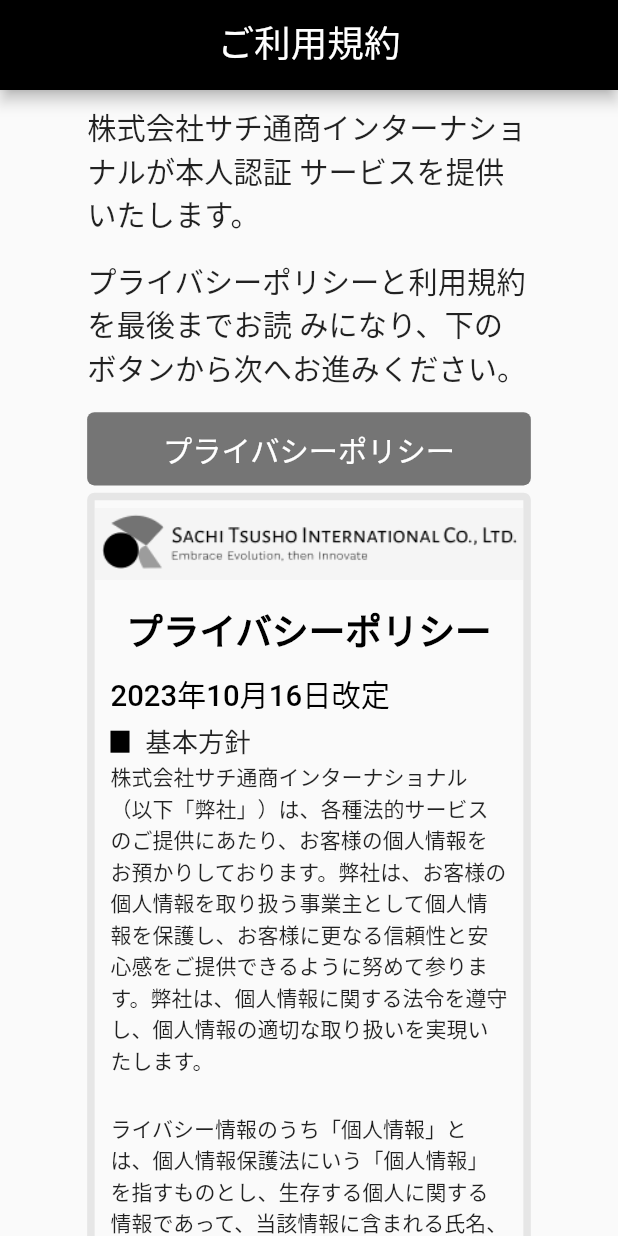
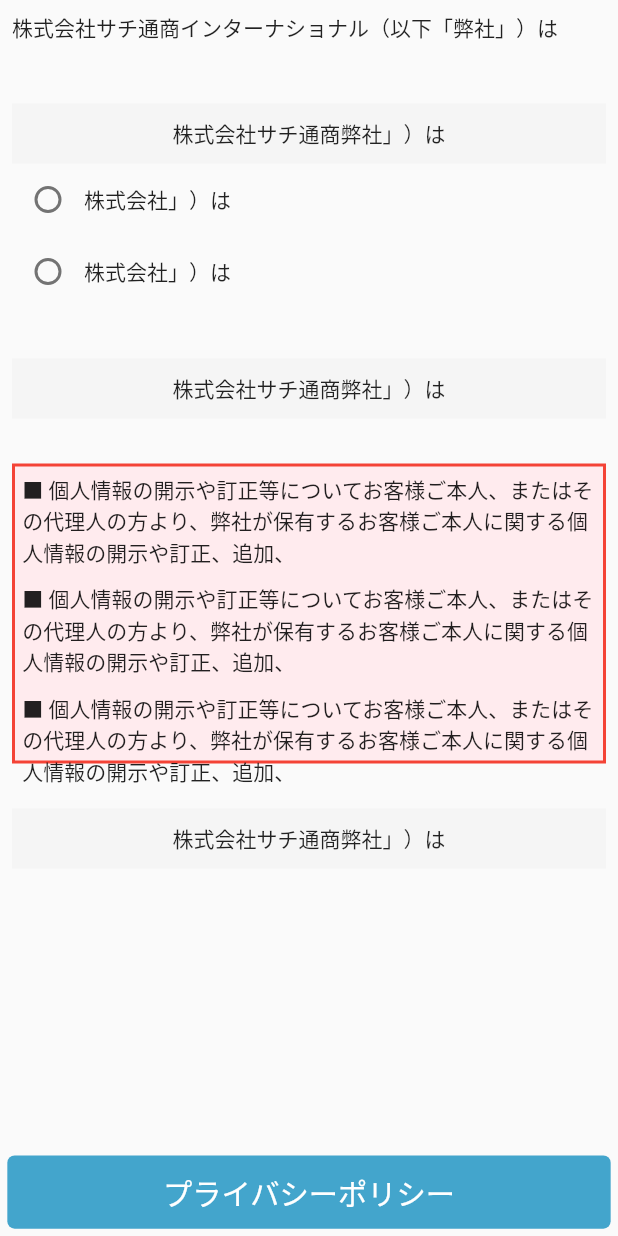
Before and after one commit to hello-world-was-taken/upwork-hassan, a Flutter app: the screen it shows after launch, on a phone screen of 412 x 824 dp. Run offline on Flutter 3.47's test engine with Material 2 defaults, Android fonts, the phone set to English and light mode, and no system bars; our stand-ins replace cached_network_image, flutter_screenutil.

Commit message:
add agreement page

```diff
--- /dev/null
+++ b/lib/features/pages/presentation/agreement.dart
@@ -0,0 +1,173 @@
+import 'package:flutter/material.dart';
+import 'package:flutter_screenutil/flutter_screenutil.dart';
+
+class Agreement extends StatefulWidget {
+  const Agreement({super.key});
+
+  @override
+  State<Agreement> createState() => _AgreementState();
+}
+
+class _AgreementState extends State<Agreement> {
+  @override
+  Widget build(BuildContext context) {
+    final ScrollController _controller = new ScrollController();
+
+    var reachEnd = false;
+    var selectedOption;
+
+    _listener() {
+      final maxScroll = _controller.position.maxScrollExtent;
+      final minScroll = _controller.position.minScrollExtent;
+      if (_controller.offset >= maxScroll) {
+        setState(() {
+          reachEnd = true;
+        });
+      }
+
+      if (_controller.offset <= minScroll) {
+        setState(() {
+          reachEnd = false;
+        });
+      }
+    }
+
+    @override
+    void initState() {
+      _controller.addListener(_listener);
+      super.initState();
+    }
+
+    @override
+    void dispose() {
+      _controller.removeListener(_listener);
+      _controller.dispose();
+      super.dispose();
+    }
+
+    return Stack(children: [
+      Positioned(
+        top: 0.0,
+        bottom: 50.0,
+        width: MediaQuery.of(context).size.width,
+        child: Container(
+          padding: EdgeInsets.all(8),
+          child: ListView(
+            children: [
+              Text("株式会社サチ通商インターナショナル（以下「弊社」）は"),
+              Container(
+                height: 40,
+              ),
+              Container(
+                height: 40,
+                color: Colors.grey.shade100,
+                child: Center(
+                  child: Text(
+                    "株式会社サチ通商弊社」）は",
+                  ),
+                ),
+              ),
+              SizedBox(
+                height: 100,
+                child: ListView.builder(
+                  itemCount: 3,
+                  itemBuilder: (BuildContext context, int index) {
+                    return Row(
+                      children: <Widget>[
+                        Radio(
+                          value: "option 1",
+                          groupValue: selectedOption,
+                          onChanged: (value) {
+                            setState(() {
+                              selectedOption = value;
+                            });
+                          },
+                        ),
+                        Text('株式会社」）は '),
+                      ],
+                    );
+                  },
+                ),
+              ),
+              Container(
+                height: 30,
+              ),
+              Container(
+                height: 40,
+                color: Colors.grey.shade100,
+                child: Center(
+                  child: Text(
+                    "株式会社サチ通商弊社」）は",
+                  ),
+                ),
+              ),
+              Container(
+                height: 30,
+              ),
+              Container(
+                height: 200,
+                decoration: BoxDecoration(
+                  color: Colors.red.shade50,
+                  border: Border(
+                    top: BorderSide(
+                        color: Colors.red, width: 2, style: BorderStyle.solid),
+                    left: BorderSide(
+                        color: Colors.red, width: 2, style: BorderStyle.solid),
+                    right: BorderSide(
+                        color: Colors.red, width: 2, style: BorderStyle.solid),
+                    bottom: BorderSide(
+                        color: Colors.red, width: 2, style: BorderStyle.solid),
+                  ),
+                ),
+                child: Container(
+                  padding: EdgeInsets.all(5.h),
+                  child: Column(children: [
+                    Text(
+                        "■ 個人情報の開示や訂正等についてお客様ご本人、またはその代理人の方より、弊社が保有するお客様ご本人に関する個人情報の開示や訂正、追加、"),
+                    SizedBox(
+                      height: 10,
+                    ),
+                    Text(
+                        "■ 個人情報の開示や訂正等についてお客様ご本人、またはその代理人の方より、弊社が保有するお客様ご本人に関する個人情報の開示や訂正、追加、"),
+                    SizedBox(
+                      height: 10,
+                    ),
+                    Text(
+                        "■ 個人情報の開示や訂正等についてお客様ご本人、またはその代理人の方より、弊社が保有するお客様ご本人に関する個人情報の開示や訂正、追加、"),
+                  ]),
+                ),
+              ),
+              Container(
+                height: 30,
+              ),
+              Container(
+                  height: 40,
+                  color: Colors.grey.shade100,
+                  child: Center(
+                    child: Text(
+                      "株式会社サチ通商弊社」）は",
+                    ),
+                  )),
+            ],
+          ),
+        ),
+      ),
+      Align(
+        alignment: Alignment.bottomCenter,
+        child: Container(
+          margin: EdgeInsets.all(5.h),
+          width: double.infinity,
+          height: 50.h,
+          decoration: BoxDecoration(
+              color: Color.fromARGB(255, 67, 165, 204),
+              borderRadius: BorderRadius.circular(5.r)),
+          child: Center(
+              child: Text(
+            "プライバシーポリシー",
+            style: TextStyle(color: Colors.white, fontSize: 20.h),
+          )),
+        ),
+      )
+    ]);
+  }
+}
--- a/lib/main.dart
+++ b/lib/main.dart
@@ -1,5 +1,7 @@
 import 'package:flutter/material.dart';
 import 'package:flutter_screenutil/flutter_screenutil.dart';
+import 'package:upwork_hassan/features/pages/presentation/agreement.dart';
+import 'package:upwork_hassan/features/pages/presentation/dashboard.dart';
 import 'package:upwork_hassan/features/pages/presentation/terms_and_conditions.dart';
 
 void main() {
@@ -15,9 +17,9 @@
     return ScreenUtilInit(
       designSize: Size(390, 844),
       child: MaterialApp(
-      debugShowCheckedModeBanner: false,
-      home: termsAndConditions(),
-    ),
+        debugShowCheckedModeBanner: false,
+        home: Scaffold(body: Agreement()),
+      ),
     );
   }
 }
--- a/pubspec.yaml
+++ b/pubspec.yaml
@@ -36,6 +36,7 @@
   # Use with the CupertinoIcons class for iOS style icons.
   cupertino_icons: ^1.0.2
   flutter_screenutil: ^5.9.0
+  cached_network_image: ^3.3.0
 
 dev_dependencies:
   flutter_test:
```
Also changed, not shown: lib/features/pages/presentation/dashboard.dart (added, +99 -0 lines), assets/images/profile_placeholder.jpg (added), pubspec.lock, 1 other file.
